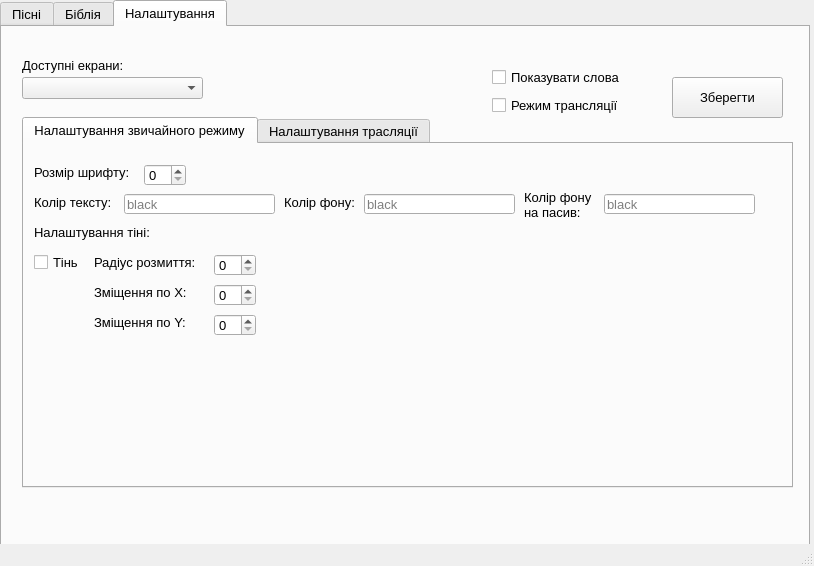
This is ss.ui in 0xt1m/LyricVerse as Qt 5 draws it before an edit. The edited form follows.
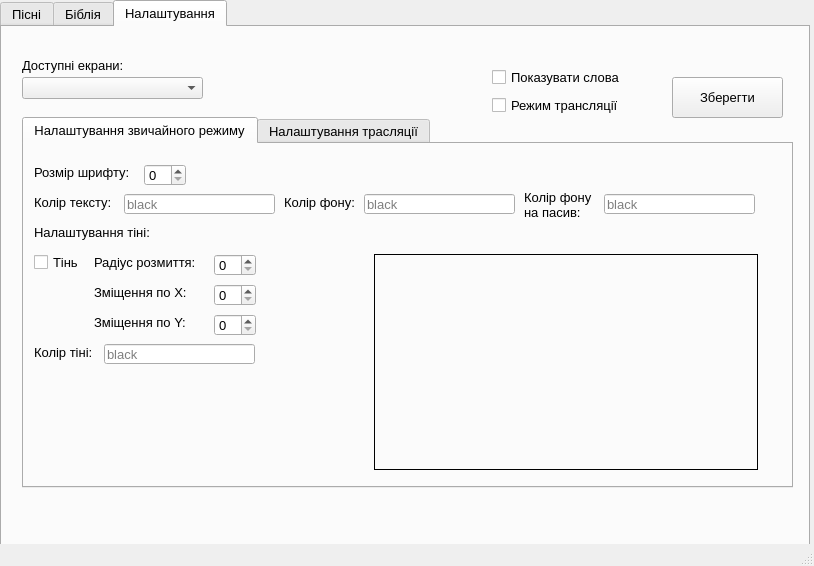
This is the edited form. The open tabs and pages were chosen to show the change.

```diff
--- a/ss.ui
+++ b/ss.ui
@@ -677,6 +677,51 @@
          <string>black</string>
         </property>
        </widget>
+       <widget class="QLabel" name="label_20">
+        <property name="geometry">
+         <rect>
+          <x>10</x>
+          <y>200</y>
+          <width>61</width>
+          <height>16</height>
+         </rect>
+        </property>
+        <property name="text">
+         <string>Колір тіні:</string>
+        </property>
+       </widget>
+       <widget class="QLineEdit" name="shadow_color_input">
+        <property name="geometry">
+         <rect>
+          <x>80</x>
+          <y>200</y>
+          <width>151</width>
+          <height>20</height>
+         </rect>
+        </property>
+        <property name="placeholderText">
+         <string>black</string>
+        </property>
+       </widget>
+       <widget class="QFrame" name="constructor_frame">
+        <property name="geometry">
+         <rect>
+          <x>350</x>
+          <y>110</y>
+          <width>384</width>
+          <height>216</height>
+         </rect>
+        </property>
+        <property name="styleSheet">
+         <string notr="true">border: 1px solid black;</string>
+        </property>
+        <property name="frameShape">
+         <enum>QFrame::StyledPanel</enum>
+        </property>
+        <property name="frameShadow">
+         <enum>QFrame::Raised</enum>
+        </property>
+       </widget>
       </widget>
       <widget class="QWidget" name="stream_mode_settings_tab">
        <attribute name="title">
```
Left out of the diff: 30 changed lines with no effect on the pictures.
